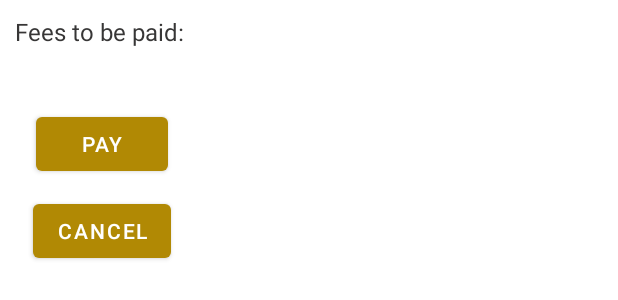
After one commit to patrizianeubauer/LibrarySystem, an Android app: the layout fees_dialog.xml on its own in the app's theme, with its tools: preview values and no code run, on a phone screen of 412 x 824 dp. The commit adds this screen. Shown: the top 300 px of the screen. Run offline under Robolectric (Android 15) with nearby library versions, the phone set to English and light mode, and no system bars.

Commit message:
Fees implementation done!

```diff
--- /dev/null
+++ b/app/src/main/res/layout/fees_dialog.xml
@@ -0,0 +1,55 @@
+<?xml version="1.0" encoding="utf-8"?>
+<RelativeLayout xmlns:android="http://schemas.android.com/apk/res/android"
+    android:layout_width="match_parent"
+    android:layout_height="match_parent">
+    <ScrollView
+        android:layout_width="wrap_content"
+        android:layout_height="wrap_content">
+        <LinearLayout
+            android:id="@+id/addName"
+            android:layout_width="wrap_content"
+            android:layout_height="wrap_content"
+            android:orientation="vertical"
+            android:padding="10dp">
+
+
+
+            <LinearLayout
+                android:layout_width="wrap_content"
+                android:layout_height="wrap_content"
+                android:orientation="horizontal">
+
+                <TextView
+                    android:layout_width="match_parent"
+                    android:layout_height="wrap_content"
+                    android:layout_gravity="left"
+                    android:text="Fees to be paid: "
+                    style="@style/TextViewStyleDialogs"/>
+
+                <TextView
+                    android:id="@+id/tvFees"
+                    android:layout_width="match_parent"
+                    android:layout_height="wrap_content"
+                    android:text=""
+                    style="@style/TextViewStyleDialogs"/>
+            </LinearLayout>
+
+            <Button
+                android:id="@+id/addButton"
+                android:layout_width="wrap_content"
+                android:layout_height="wrap_content"
+                android:layout_gravity="center"
+                android:layout_marginTop="40dp"
+                android:text="Pay" />
+
+            <Button
+                android:id="@+id/cancelButton"
+                android:layout_gravity="center"
+                android:layout_width="wrap_content"
+                android:layout_height="wrap_content"
+                android:layout_marginTop="10dp"
+                android:text="Cancel" />
+
+        </LinearLayout>
+    </ScrollView>
+</RelativeLayout>
```
Also changed, not shown: app/src/main/java/com/example/librarymanagementsystem/data/DataHandling.java (+4 -4 lines), app/src/main/java/com/example/librarymanagementsystem/ui/cardviews/ReturnDetailsActivity.java (+47 -7 lines).
